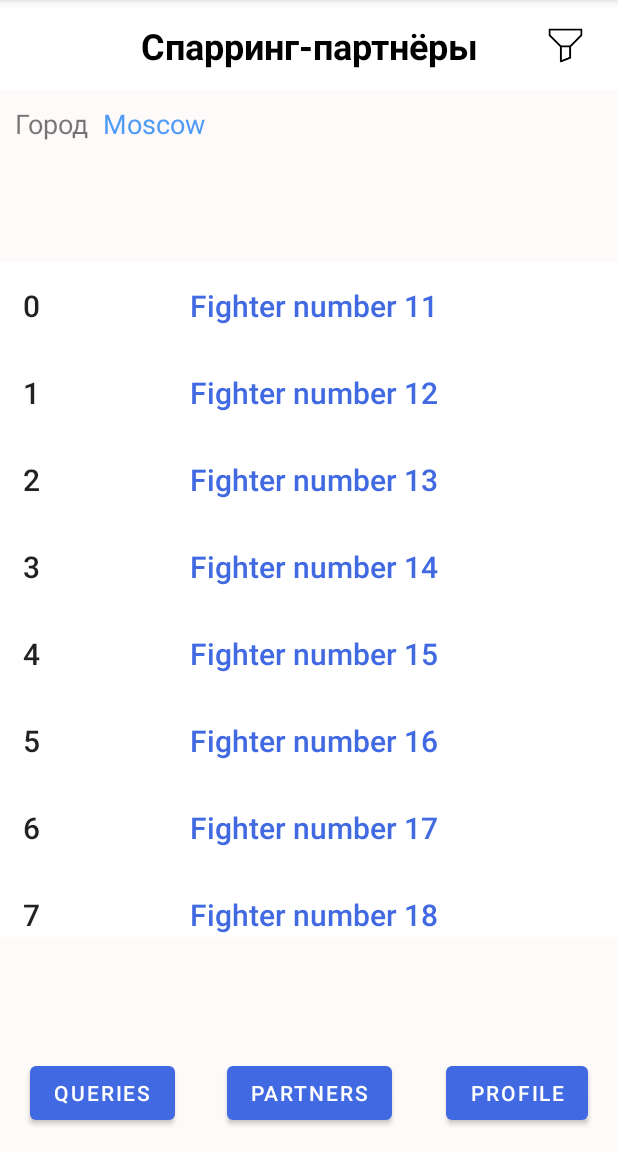
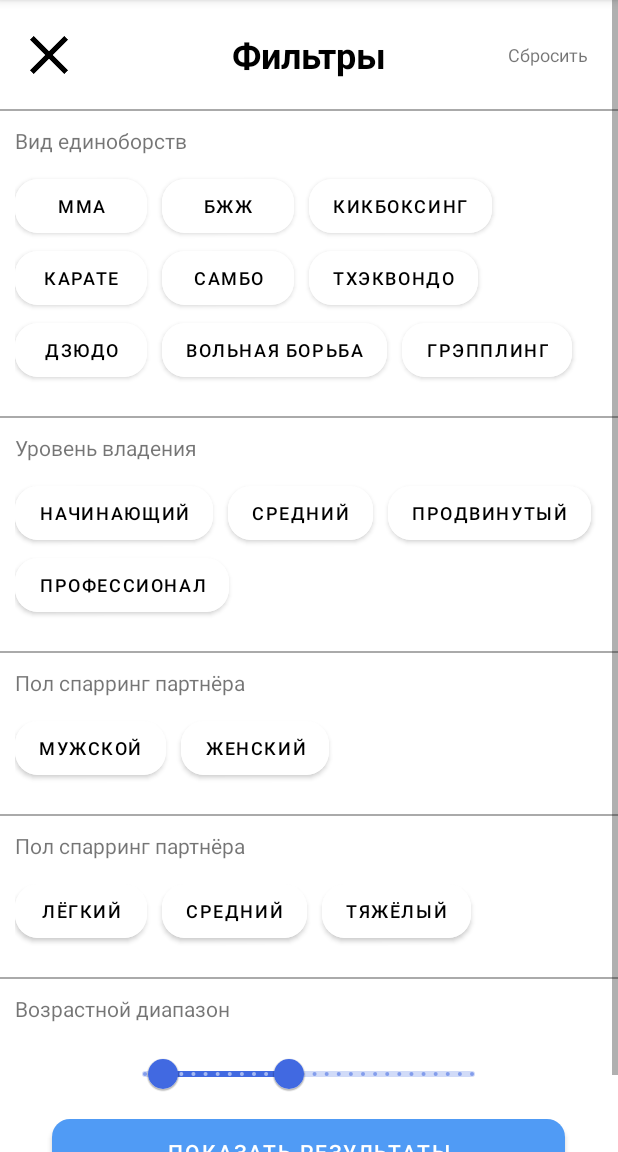
Before and after one commit to vlymar90/OssAppAndroid, an Android app: the SearchActivity screen opened directly, with no data from a screen before it, after a tap on an icon or button, on a phone screen of 412 x 824 dp, the part 84-1236 px from its top. Run offline under Robolectric (Android 15) with nearby library versions, the light colour scheme and no system bars.

Commit message:
Create Filters

```diff
--- a/app/src/main/AndroidManifest.xml
+++ b/app/src/main/AndroidManifest.xml
@@ -21,6 +21,7 @@
         <activity android:name=".registration.InputActivity" />
         <activity android:name=".registration.AuthenticationActivity" />
         <activity android:name=".SearchActivity" />
+        <activity android:name=".FiltersActivity"/>
         <activity android:name=".MainActivity">
             <intent-filter>
                 <action android:name="android.intent.action.MAIN" />
--- /dev/null
+++ b/app/src/main/java/com/example/ossapp/FiltersActivity.java
@@ -0,0 +1,111 @@
+package com.example.ossapp;
+
+import android.content.Intent;
+import android.graphics.Color;
+import android.os.Bundle;
+import android.view.View;
+import android.widget.Button;
+import android.widget.ImageView;
+import android.widget.TextView;
+
+import androidx.appcompat.app.AppCompatActivity;
+
+import com.example.ossapp.User.User;
+import com.google.android.material.slider.RangeSlider;
+
+import java.util.ArrayList;
+
+public class FiltersActivity extends AppCompatActivity {
+
+    private TextView cancel;
+    private ImageView back;
+    private Button button1;
+    private Button button2;
+    private Button button3;
+    private Button button4;
+    private Button button5;
+    private Button button6;
+    private Button button7;
+    private Button button8;
+    private Button button9;
+    private Button button10;
+    private Button button11;
+    private Button button12;
+    private Button button13;
+    private Button button14;
+    private Button button15;
+    private Button button16;
+    private Button button17;
+    private Button button18;
+    private RangeSlider ageSlider;
+    private ArrayList<Button> buttons;
+
+    @Override
+    protected void onCreate(Bundle savedInstanceState) {
+        super.onCreate(savedInstanceState);
+        setContentView(R.layout.activity_filters);
+
+        buttons = new ArrayList<>();
+
+        ageSlider = findViewById(R.id.slider);
+        ageSlider.setValues(18f, 38f);
+
+
+       /* button1 = findViewById(R.id.button1);
+        button2 = findViewById(R.id.button2);
+        button3 = findViewById(R.id.button3);
+        button4 = findViewById(R.id.button4);
+        button5 = findViewById(R.id.button5);
+        button6 = findViewById(R.id.button6);
+        button7 = findViewById(R.id.button7);
+        button8 = findViewById(R.id.button8);
+        button9 = findViewById(R.id.button9);
+        button10 = findViewById(R.id.button10);
+        button11 = findViewById(R.id.button11);
+        button12 = findViewById(R.id.button12);
+        button13 = findViewById(R.id.button13);
+        button14 = findViewById(R.id.button14);
+        button15 = findViewById(R.id.button15);
+        button16 = findViewById(R.id.button16);
+        button17 = findViewById(R.id.button17);
+        button18 = findViewById(R.id.button18);*/
+    }
+
+    /*
+    сброс всех фильтров
+     */
+    public void cancelFilter(View view) {
+        for (Button button : buttons) {
+            ;
+            button.setBackgroundColor(Color.WHITE);
+            button.setTextColor(Color.BLACK);
+        }
+        buttons.clear();
+        ageSlider.setValues(20f, 50f);
+    }
+
+    /*
+    назад без применения фильтров
+     */
+    public void backWithoutFilters(View view) {
+        Intent intent = new Intent(this, SearchActivity.class);
+        startActivity(intent);
+    }
+
+    /*
+    назад с фильтрами
+     */
+    public void nextActivity(View view) {
+
+    }
+
+    /*
+    нажатие на кнопку
+     */
+    public void buttonClick(View view) {
+        Button selectButton = (Button) view;
+        selectButton.setBackgroundColor(Color.BLUE);
+        selectButton.setTextColor(Color.WHITE);
+        buttons.add(selectButton);
+    }
+}
--- a/app/src/main/java/com/example/ossapp/SearchActivity.java
+++ b/app/src/main/java/com/example/ossapp/SearchActivity.java
@@ -50,8 +50,8 @@ public class SearchActivity extends AppCompatActivity {
     к фильтрам
      */
     public void filtered(View view) {
-      //  Intent intent = new Intent(this, null);
-      //  startActivity(intent);
+        Intent intent = new Intent(this, FiltersActivity.class);
+        startActivity(intent);
     }
 
     /*
--- a/app/src/main/java/com/example/ossapp/registration/InformationActivity.java
+++ b/app/src/main/java/com/example/ossapp/registration/InformationActivity.java
@@ -85,10 +85,10 @@ public class InformationActivity extends AppCompatActivity {
             case "Лёгкий" :
                 weightClick(1, medium, heavy, weightButton);
                 break;
-            case "средний" :
+            case "Средний" :
                 weightClick(2, light, heavy, weightButton);
                 break;
-            case "тяжелый" :
+            case "Тяжёлый" :
                 weightClick(3, light, medium, weightButton);
                 break;
         }
--- /dev/null
+++ b/app/src/main/res/layout/activity_filters.xml
@@ -0,0 +1,290 @@
+<?xml version="1.0" encoding="utf-8"?>
+<ScrollView xmlns:android="http://schemas.android.com/apk/res/android"
+    xmlns:app="http://schemas.android.com/apk/res-auto"
+    xmlns:tools="http://schemas.android.com/tools"
+    android:layout_width="match_parent"
+    android:layout_height="wrap_content"
+    tools:context=".FiltersActivity">
+
+    <LinearLayout
+        android:layout_width="match_parent"
+        android:layout_height="wrap_content"
+        android:orientation="vertical"
+        android:gravity="center">
+
+        <androidx.constraintlayout.widget.ConstraintLayout
+            android:layout_width="match_parent"
+            android:layout_height="wrap_content">
+
+            <TextView
+                android:id="@+id/textView"
+                style="@style/header"
+                android:layout_height="wrap_content"
+                android:layout_margin="20dp"
+                android:text="@string/filters"
+                android:textAlignment="center"
+                app:layout_constraintBottom_toBottomOf="parent"
+                app:layout_constraintEnd_toEndOf="parent"
+                app:layout_constraintStart_toStartOf="parent"
+                app:layout_constraintTop_toTopOf="parent" />
+
+            <TextView
+                android:id="@+id/cancel"
+                android:layout_width="wrap_content"
+                android:layout_height="wrap_content"
+                android:layout_margin="20dp"
+                android:layout_marginRight="15dp"
+                android:clickable="true"
+                android:focusable="true"
+                android:onClick="cancelFilter"
+                android:text="@string/cancel"
+                android:textSize="12sp"
+                app:layout_constraintBottom_toBottomOf="parent"
+                app:layout_constraintEnd_toEndOf="parent"
+                app:layout_constraintTop_toTopOf="parent" />
+
+            <ImageView
+                android:id="@+id/back"
+                android:layout_width="25dp"
+                android:layout_height="25dp"
+                android:layout_margin="20dp"
+                android:layout_marginLeft="15dp"
+                android:clickable="true"
+                android:focusable="true"
+                android:onClick="backWithoutFilters"
+                android:src="@drawable/close"
+                app:layout_constraintBottom_toBottomOf="parent"
+                app:layout_constraintStart_toStartOf="parent"
+                app:layout_constraintTop_toTopOf="parent" />
+
+        </androidx.constraintlayout.widget.ConstraintLayout>
+
+        <View
+            android:layout_width="match_parent"
+            android:layout_height="1dp"
+            android:background="@android:color/darker_gray" />
+
+        <TextView
+            android:layout_width="match_parent"
+            android:layout_height="wrap_content"
+            android:layout_margin="10dp"
+            android:text="@string/fighting_styles" />
+
+        <com.google.android.material.internal.FlowLayout
+            android:layout_width="match_parent"
+            android:layout_height="wrap_content"
+            android:paddingLeft="10dp"
+            android:paddingRight="10dp"
+            android:paddingBottom="20dp"
+            app:itemSpacing="10dp">
+
+            <Button
+                android:id="@+id/button1"
+                style="@style/filters_button"
+                android:onClick="buttonClick"
+                android:text="@string/style2"
+                />
+
+            <Button
+                android:id="@+id/button2"
+                style="@style/filters_button"
+                android:onClick="buttonClick"
+                android:text="@string/style3" />
+
+            <Button
+                android:id="@+id/button3"
+                style="@style/filters_button"
+                android:onClick="buttonClick"
+                android:text="@string/style5" />
+
+            <Button
+                android:id="@+id/button4"
+                style="@style/filters_button"
+                android:onClick="buttonClick"
+                android:text="@string/style6" />
+
+            <Button
+                android:id="@+id/button5"
+                style="@style/filters_button"
+                android:onClick="buttonClick"
+                android:text="@string/style7" />
+
+            <Button
+                android:id="@+id/button6"
+                style="@style/filters_button"
+                android:onClick="buttonClick"
+                android:text="@string/style8" />
+
+            <Button
+                android:id="@+id/button7"
+                style="@style/filters_button"
+                android:onClick="buttonClick"
+                android:text="@string/style9" />
+
+            <Button
+                android:id="@+id/button8"
+                style="@style/filters_button"
+                android:onClick="buttonClick"
+                android:text="@string/style10" />
+
+            <Button
+                android:id="@+id/button9"
+                style="@style/filters_button"
+                android:onClick="buttonClick"
+                android:text="@string/style11" />
+
+        </com.google.android.material.internal.FlowLayout>
+
+        <View
+            android:layout_width="match_parent"
+            android:layout_height="1dp"
+            android:background="@android:color/darker_gray" />
+
+        <TextView
+            android:layout_width="match_parent"
+            android:layout_height="wrap_content"
+            android:layout_margin="10dp"
+            android:text="@string/level_master" />
+
+        <com.google.android.material.internal.FlowLayout
+            android:layout_width="match_parent"
+            android:layout_height="wrap_content"
+            android:paddingLeft="10dp"
+            android:paddingRight="10dp"
+            android:paddingBottom="20dp"
+            app:itemSpacing="10dp">
+
+            <Button
+                android:id="@+id/button10"
+                style="@style/filters_button"
+                android:onClick="buttonClick"
+                android:text="@string/rookie" />
+
+            <Button
+                android:id="@+id/button11"
+                style="@style/filters_button"
+                android:onClick="buttonClick"
+                android:text="@string/medium" />
+
+            <Button
+                android:id="@+id/button12"
+                style="@style/filters_button"
+                android:onClick="buttonClick"
+                android:text="@string/advanced" />
+
+            <Button
+                android:id="@+id/button13"
+                style="@style/filters_button"
+                android:onClick="buttonClick"
+                android:text="@string/professional" />
+
+        </com.google.android.material.internal.FlowLayout>
+
+        <View
+            android:layout_width="match_parent"
+            android:layout_height="1dp"
+            android:background="@android:color/darker_gray" />
+
+        <TextView
+            android:layout_width="match_parent"
+            android:layout_height="wrap_content"
+            android:layout_margin="10dp"
+            android:text="@string/sex" />
+
+        <com.google.android.material.internal.FlowLayout
+            android:layout_width="match_parent"
+            android:layout_height="wrap_content"
+            android:paddingLeft="10dp"
+            android:paddingRight="10dp"
+            android:paddingBottom="20dp"
+            app:itemSpacing="10dp">
+
+            <Button
+                android:id="@+id/button14"
+                style="@style/filters_button"
+                android:onClick="buttonClick"
+                android:text="@string/male" />
+
+            <Button
+                android:id="@+id/button15"
+                style="@style/filters_button"
+                android:onClick="buttonClick"
+                android:text="@string/female" />
+
+        </com.google.android.material.internal.FlowLayout>
+
+        <View
+            android:layout_width="match_parent"
+            android:layout_height="1dp"
+            android:background="@android:color/darker_gray" />
+
+        <TextView
+            android:layout_width="match_parent"
+            android:layout_height="wrap_content"
+            android:layout_margin="10dp"
+            android:text="@string/sex" />
+
+        <com.google.android.material.internal.FlowLayout
+            android:layout_width="match_parent"
+            android:layout_height="wrap_content"
+            android:paddingLeft="10dp"
+            android:paddingRight="10dp"
+            android:paddingBottom="20dp"
+            app:itemSpacing="10dp">
+
+            <Button
+                android:id="@+id/button16"
+                style="@style/filters_button"
+                android:onClick="buttonClick"
+                android:text="@string/light" />
+
+            <Button
+                android:id="@+id/button17"
+                style="@style/filters_button"
+                android:onClick="buttonClick"
+                android:text="@string/half_heavy" />
+
+            <Button
+                android:id="@+id/button18"
+                style="@style/filters_button"
+                android:onClick="buttonClick"
+                android:text="@string/heavy" />
+
+        </com.google.android.material.internal.FlowLayout>
+
+        <View
+            android:layout_width="match_parent"
+            android:layout_height="1dp"
+            android:background="@android:color/darker_gray" />
+
+        <TextView
+            android:layout_width="match_parent"
+            android:layout_height="wrap_content"
+            android:layout_margin="10dp"
+            android:text="@string/age_of_partners" />
+
+        <com.google.android.material.slider.RangeSlider
+            android:id="@+id/slider"
+            android:layout_width="250dp"
+            android:layout_height="wrap_content"
+            android:valueFrom="15"
+            android:valueTo="67"
+            android:min="15"
+            android:stepSize="1"
+            android:max="67"
+            />
+
+        <Button
+            android:id="@+id/show"
+            style="@style/buttonPrimary"
+            android:layout_marginBottom="28dp"
+            android:onClick="nextActivity"
+            android:text="@string/show_result"
+            app:layout_constraintBottom_toBottomOf="parent"
+            app:layout_constraintEnd_toEndOf="parent"
+            app:layout_constraintHorizontal_bias="0.507"
+            app:layout_constraintStart_toStartOf="parent" />
+
+    </LinearLayout>
+
+</ScrollView>
--- a/app/src/main/res/layout/activity_information.xml
+++ b/app/src/main/res/layout/activity_information.xml
@@ -81,7 +81,7 @@
                 android:id="@+id/light"
                 style="@style/ageButton"
                 android:onClick="selectWeight"
-                android:text="Лёгкий"
+                android:text="@string/light"
                 app:layout_constraintEnd_toEndOf="parent"
                 app:layout_constraintHorizontal_bias="0.085"
                 app:layout_constraintStart_toStartOf="parent"
@@ -93,7 +93,7 @@
                 android:layout_marginStart="20dp"
                 android:layout_marginTop="20dp"
                 android:onClick="selectWeight"
-                android:text="средний"
+                android:text="@string/half_heavy"
                 app:layout_constraintStart_toEndOf="@+id/light"
                 app:layout_constraintTop_toBottomOf="@+id/textView7" />
 
@@ -104,7 +104,7 @@
                 android:layout_marginStart="12dp"
                 android:layout_marginTop="20dp"
                 android:onClick="selectWeight"
-                android:text="тяжелый"
+                android:text="@string/heavy"
                 app:layout_constraintEnd_toEndOf="parent"
                 app:layout_constraintHorizontal_bias="0.0"
                 app:layout_constraintStart_toEndOf="@+id/medium"
@@ -116,7 +116,7 @@
                 android:layout_height="wrap_content"
                 android:layout_marginTop="12dp"
                 android:onClick="selectSex"
-                android:text="мужской"
+                android:text="@string/male"
                 app:layout_constraintEnd_toEndOf="parent"
                 app:layout_constraintHorizontal_bias="0.08"
                 app:layout_constraintStart_toStartOf="parent"
@@ -127,7 +127,7 @@
                 android:layout_width="wrap_content"
                 android:layout_height="wrap_content"
                 android:onClick="selectSex"
-                android:text="женский"
+                android:text="@string/female"
                 app:layout_constraintEnd_toEndOf="parent"
                 app:layout_constraintHorizontal_bias="0.08"
                 app:layout_constraintStart_toStartOf="parent"
--- a/app/src/main/res/layout/activity_master_level.xml
+++ b/app/src/main/res/layout/activity_master_level.xml
@@ -53,7 +53,7 @@
             android:id="@+id/button12"
             style="@style/ageButton"
             android:layout_marginTop="4dp"
-            android:text="Начинающий"
+            android:text="@string/rookie"
             app:layout_constraintEnd_toEndOf="parent"
             app:layout_constraintHorizontal_bias="0.096"
             app:layout_constraintStart_toStartOf="parent"
@@ -64,7 +64,7 @@
             android:id="@+id/button13"
             style="@style/ageButton"
             android:layout_marginTop="4dp"
-            android:text="Средний"
+            android:text="@string/medium"
             app:layout_constraintEnd_toEndOf="parent"
             app:layout_constraintHorizontal_bias="0.146"
             app:layout_constraintStart_toEndOf="@+id/button12"
@@ -75,7 +75,7 @@
             android:id="@+id/button14"
             style="@style/ageButton"
             android:layout_marginTop="12dp"
-            android:text="Продвинутый"
+            android:text="@string/advanced"
             app:layout_constraintEnd_toEndOf="parent"
             app:layout_constraintHorizontal_bias="0.098"
             app:layout_constraintStart_toStartOf="parent"
@@ -86,7 +86,7 @@
             android:id="@+id/button15"
             style="@style/ageButton"
             android:layout_marginTop="12dp"
-            android:text="Профессиональный"
+            android:text="@string/professional"
             app:layout_constraintEnd_toEndOf="parent"
             app:layout_constraintHorizontal_bias="0.451"
             app:layout_constraintStart_toEndOf="@+id/button14"
--- a/app/src/main/res/values/strings.xml
+++ b/app/src/main/res/values/strings.xml
@@ -70,6 +70,21 @@
     </string-array>
     <string name="partner">Спарринг-партнёры</string>
     <string name="city">Город</string>
+    <string name="filters">Фильтры</string>
+    <string name="cancel">Сбросить</string>
+    <string name="fighting_styles">Вид единоборств</string>
     <string name="level_master">Уровень владения</string>
     <string name="select_level">Выберите уровень владения</string>
+    <string name="rookie">Начинающий</string>
+    <string name="medium">Средний</string>
+    <string name="advanced">Продвинутый</string>
+    <string name="professional">Профессионал</string>
+    <string name="sex">Пол спарринг партнёра</string>
+    <string name="male">Мужской</string>
+    <string name="female">Женский</string>
+    <string name="light">Лёгкий</string>
+    <string name="half_heavy">Средний</string>
+    <string name="heavy">Тяжёлый</string>
+    <string name="age_of_partners">Возрастной диапазон</string>
+    <string name="show_result">Показать результаты</string>
 </resources>
--- a/app/src/main/res/values/styles.xml
+++ b/app/src/main/res/values/styles.xml
@@ -89,4 +89,14 @@
         <item name="android:textColor">@color/white</item>
     </style>
 
+    <style name="filters_button">
+        <item name="android:layout_width">wrap_content</item>
+        <item name="android:layout_height">wrap_content</item>
+        <item name="android:backgroundTint">@color/white</item>
+        <item name="android:textColor">@color/black</item>
+        <item name="android:textSize">12sp</item>
+        <item name="cornerRadius">15dp</item>
+    </style>
+
+
 </resources>
```
Also changed, not shown: app/src/main/res/drawable/close.png (added), app/src/main/res/layout/activity_search.xml (indentation only).
